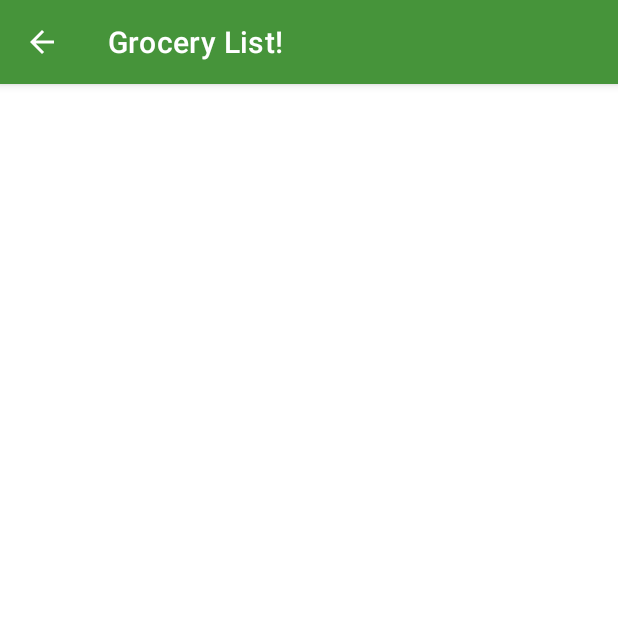
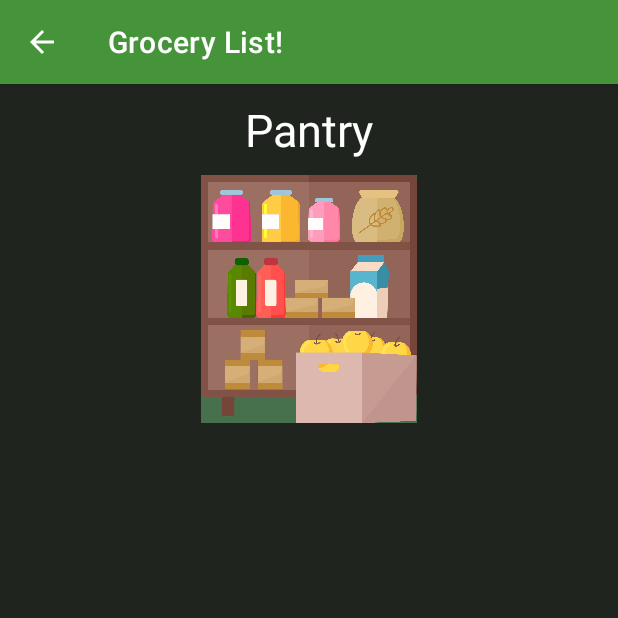
Before and after one commit to aditya-arcot/GroceryList, an Android app: the PantryActivity screen opened directly, with no data from a screen before it, on a phone screen of 412 x 824 dp, the top half of it. Run offline under Robolectric (Android 15) with nearby library versions, the phone set to English and light mode, and no system bars.

Commit message:
added recycler view to pantry.xml and added images

```diff
--- a/app/src/main/java/com/example/grocerylist/MainActivity.kt
+++ b/app/src/main/java/com/example/grocerylist/MainActivity.kt
@@ -6,6 +6,7 @@ import android.os.Bundle
 import android.widget.Button
 
 class MainActivity : AppCompatActivity() {
+
     override fun onCreate(savedInstanceState: Bundle?) {
         super.onCreate(savedInstanceState)
         setContentView(R.layout.activity_main)
--- a/app/src/main/res/layout/activity_grocery_list.xml
+++ b/app/src/main/res/layout/activity_grocery_list.xml
@@ -22,19 +22,18 @@
         />
 
     <ImageView
-        android:layout_width="match_parent"
-        android:layout_height="wrap_content"
+        android:id="@+id/list_placeholder"
+        android:layout_width="364dp"
 
+        android:layout_height="299dp"
+
+        android:adjustViewBounds="true"
         android:padding="10dp"
+        android:src="@drawable/list"
 
-        app:layout_constraintTop_toBottomOf="@id/list_text"
         app:layout_constraintLeft_toLeftOf="parent"
         app:layout_constraintRight_toRightOf="parent"
-
-        android:id="@+id/list_placeholder"
-        android:src="@drawable/placeholder_image"
-        android:adjustViewBounds="true"
-        />
+        app:layout_constraintTop_toBottomOf="@id/list_text" />
 
     <androidx.recyclerview.widget.RecyclerView
         android:id="@+id/recycler_view"
--- a/app/src/main/res/layout/activity_main.xml
+++ b/app/src/main/res/layout/activity_main.xml
@@ -7,21 +7,21 @@
     tools:context=".MainActivity"
     android:background="@color/grey">
 
+
     <ImageView
+        android:id="@+id/main_placeholder"
         android:layout_width="match_parent"
+
         android:layout_height="wrap_content"
 
+        android:adjustViewBounds="true"
         android:padding="10dp"
+        android:src="@drawable/main_image"
 
-        app:layout_constraintTop_toTopOf="parent"
+        app:layout_constraintHorizontal_bias="0.0"
         app:layout_constraintLeft_toLeftOf="parent"
         app:layout_constraintRight_toRightOf="parent"
-
-        android:id="@+id/main_placeholder"
-        android:src="@drawable/placeholder_image"
-        android:adjustViewBounds="true"
-        />
-
+        app:layout_constraintTop_toTopOf="parent" />
 
     <Button
         android:layout_width="wrap_content"
--- a/app/src/main/res/layout/activity_pantry.xml
+++ b/app/src/main/res/layout/activity_pantry.xml
@@ -1,6 +1,48 @@
 <?xml version="1.0" encoding="utf-8"?>
 <androidx.constraintlayout.widget.ConstraintLayout xmlns:android="http://schemas.android.com/apk/res/android"
+    xmlns:app="http://schemas.android.com/apk/res-auto"
+
     android:layout_width="match_parent"
-    android:layout_height="match_parent">
+    android:layout_height="match_parent"
+    android:padding="10dp"
+
+    android:background="@color/grey"
+    >
+
+    <TextView
+        android:id="@+id/list_text"
+        android:layout_width="wrap_content"
+        android:layout_height="wrap_content"
+        android:text="Pantry"
+        android:textColor="@color/white"
+        android:textSize="30sp"
+        app:layout_constraintLeft_toLeftOf="parent"
+        app:layout_constraintRight_toRightOf="parent"
+        app:layout_constraintTop_toTopOf="parent" />
+
+    <ImageView
+        android:id="@+id/list_placeholder"
+        android:layout_width="296dp"
+
+        android:layout_height="185dp"
+
+        android:adjustViewBounds="true"
+        android:padding="10dp"
+        android:src="@drawable/pantry"
+
+        app:layout_constraintLeft_toLeftOf="parent"
+        app:layout_constraintRight_toRightOf="parent"
+        app:layout_constraintTop_toBottomOf="@id/list_text" />
+
+    <androidx.recyclerview.widget.RecyclerView
+        android:id="@+id/recycler_view"
+        android:layout_width="match_parent"
+        android:layout_height="0dp"
+        app:layout_constraintTop_toBottomOf="@id/list_placeholder"
+        app:layout_constraintRight_toRightOf="parent"
+        app:layout_constraintLeft_toLeftOf="parent"
+        app:layoutManager="LinearLayoutManager"
+        android:scrollbars="vertical"
+        />
 
 </androidx.constraintlayout.widget.ConstraintLayout>
```
Also changed, not shown: app/src/main/java/com/example/grocerylist/PantryActivity.kt (+6 -2 lines), app/src/main/res/drawable/list.png (added), app/src/main/res/drawable/main_image.png (added), app/src/main/res/drawable/pantry.png (added).
